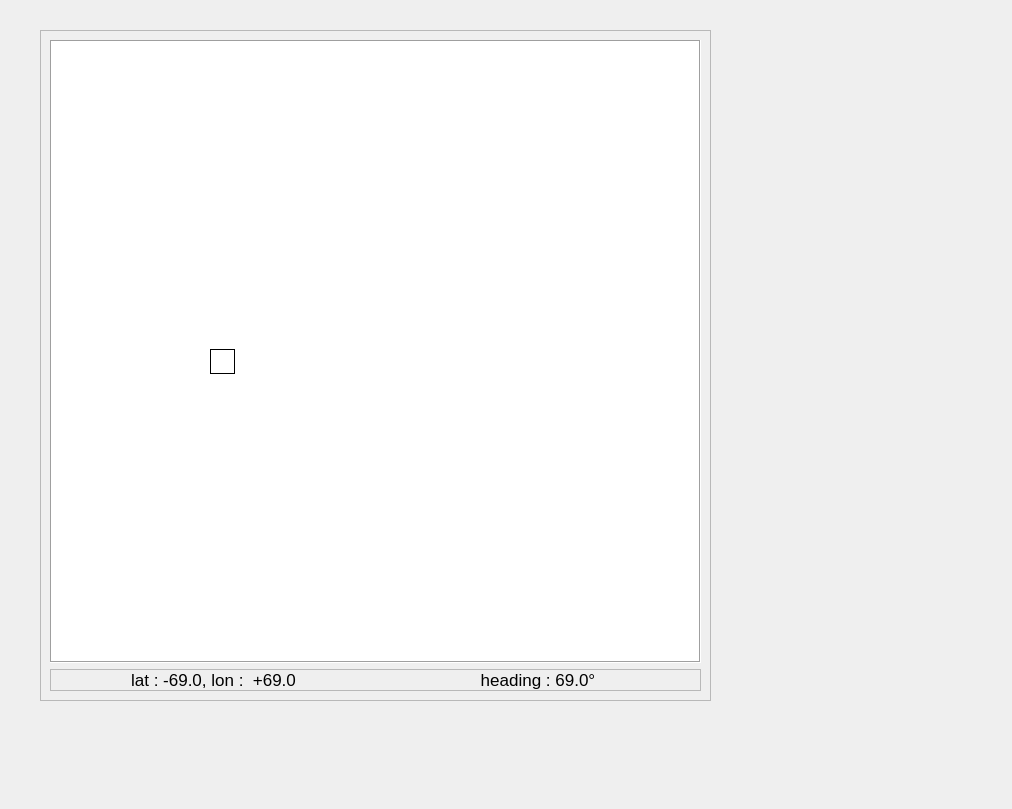
robotique-udes/rover, file rover_gui/ui/navigation.ui: the form before one commit.
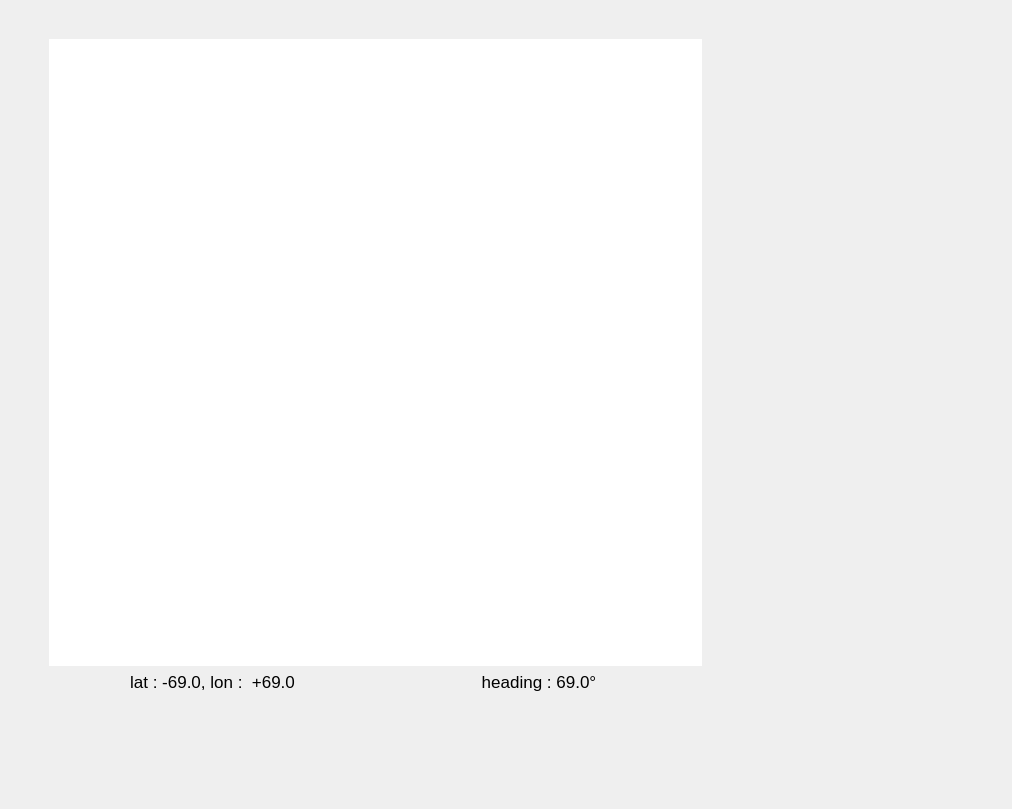
The form after the commit.

```diff
--- a/rover_gui/ui/navigation.ui
+++ b/rover_gui/ui/navigation.ui
@@ -23,7 +23,7 @@
     </rect>
    </property>
    <property name="frameShape">
-    <enum>QFrame::Box</enum>
+    <enum>QFrame::NoFrame</enum>
    </property>
    <property name="text">
     <string/>
@@ -39,7 +39,7 @@
     </rect>
    </property>
    <property name="frameShape">
-    <enum>QFrame::StyledPanel</enum>
+    <enum>QFrame::NoFrame</enum>
    </property>
    <property name="frameShadow">
     <enum>QFrame::Raised</enum>
@@ -54,7 +54,7 @@
        <string notr="true"/>
       </property>
       <property name="frameShape">
-       <enum>QFrame::Box</enum>
+       <enum>QFrame::NoFrame</enum>
       </property>
       <property name="verticalScrollBarPolicy">
        <enum>Qt::ScrollBarAlwaysOff</enum>
@@ -67,7 +67,7 @@
     <item>
      <widget class="QFrame" name="frame_2">
       <property name="frameShape">
-       <enum>QFrame::StyledPanel</enum>
+       <enum>QFrame::NoFrame</enum>
       </property>
       <property name="frameShadow">
        <enum>QFrame::Raised</enum>
```
